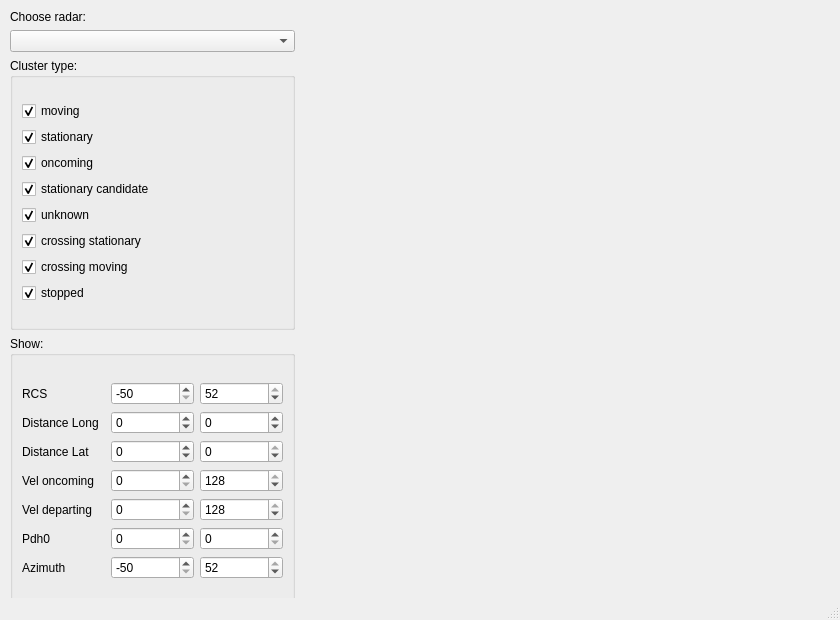
This is displaydata.ui in anatoltrush/RadarVisual as Qt 5 draws it before an edit. The edited form follows.
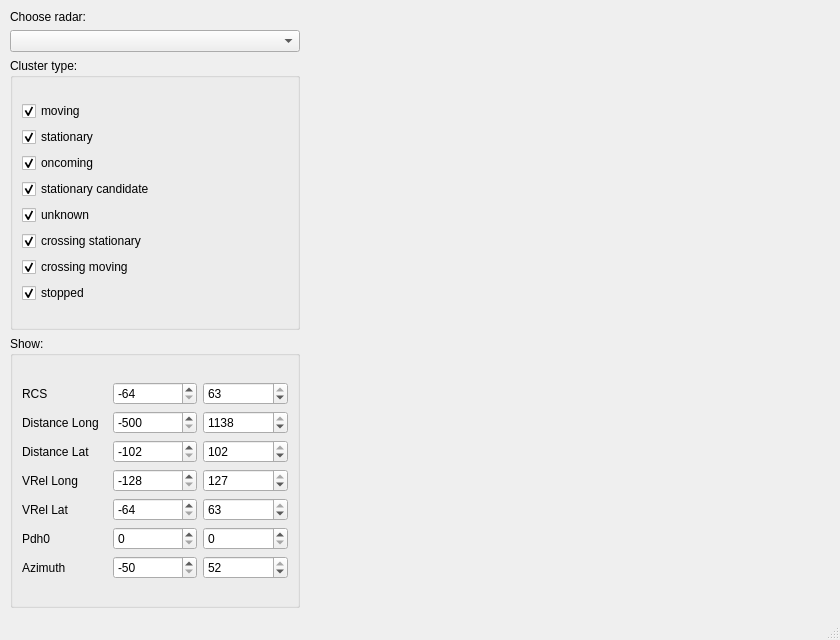
This is the edited form. Custom widgets are drawn as their Qt base class.

```diff
--- a/displaydata.ui
+++ b/displaydata.ui
@@ -7,7 +7,7 @@
     <x>0</x>
     <y>0</y>
     <width>840</width>
-    <height>620</height>
+    <height>640</height>
    </rect>
   </property>
   <property name="windowTitle">
@@ -29,7 +29,7 @@
      <rect>
       <x>10</x>
       <y>10</y>
-      <width>285</width>
+      <width>290</width>
       <height>598</height>
      </rect>
     </property>
@@ -159,31 +159,34 @@
          <layout class="QGridLayout" name="gridLayout">
           <item row="3" column="2">
            <widget class="QSpinBox" name="sBVelOnMax">
+            <property name="minimum">
+             <number>-128</number>
+            </property>
             <property name="maximum">
-             <number>128</number>
+             <number>127</number>
             </property>
             <property name="value">
-             <number>128</number>
+             <number>127</number>
             </property>
            </widget>
           </item>
           <item row="0" column="2">
            <widget class="QSpinBox" name="sBRcsMax">
             <property name="minimum">
-             <number>-50</number>
+             <number>-64</number>
             </property>
             <property name="maximum">
-             <number>52</number>
+             <number>63</number>
             </property>
             <property name="value">
-             <number>52</number>
+             <number>63</number>
             </property>
            </widget>
           </item>
           <item row="4" column="0">
            <widget class="QLabel" name="lDisplayVelDep">
             <property name="text">
-             <string>Vel departing</string>
+             <string>VRel Lat</string>
             </property>
            </widget>
           </item>
@@ -197,20 +200,26 @@
           <item row="2" column="1">
            <widget class="QSpinBox" name="sBDistMin">
             <property name="minimum">
-             <number>-99999</number>
+             <number>-102</number>
             </property>
             <property name="maximum">
-             <number>409</number>
+             <number>102</number>
+            </property>
+            <property name="value">
+             <number>-102</number>
             </property>
            </widget>
           </item>
           <item row="4" column="2">
            <widget class="QSpinBox" name="sBVelDepMax">
+            <property name="minimum">
+             <number>-64</number>
+            </property>
             <property name="maximum">
-             <number>128</number>
+             <number>63</number>
             </property>
             <property name="value">
-             <number>128</number>
+             <number>63</number>
             </property>
            </widget>
           </item>
@@ -222,8 +231,14 @@
               <verstretch>0</verstretch>
              </sizepolicy>
             </property>
+            <property name="minimum">
+             <number>-128</number>
+            </property>
             <property name="maximum">
-             <number>128</number>
+             <number>127</number>
+            </property>
+            <property name="value">
+             <number>-128</number>
             </property>
            </widget>
           </item>
@@ -236,8 +251,14 @@
           </item>
           <item row="4" column="1">
            <widget class="QSpinBox" name="sBVelDepMin">
+            <property name="minimum">
+             <number>-64</number>
+            </property>
             <property name="maximum">
-             <number>128</number>
+             <number>63</number>
+            </property>
+            <property name="value">
+             <number>-64</number>
             </property>
            </widget>
           </item>
@@ -251,7 +272,7 @@
           <item row="3" column="0">
            <widget class="QLabel" name="lDisplayVelOn">
             <property name="text">
-             <string>Vel oncoming</string>
+             <string>VRel Long</string>
             </property>
            </widget>
           </item>
@@ -287,13 +308,13 @@
           <item row="0" column="1">
            <widget class="QSpinBox" name="sBRcsMin">
             <property name="minimum">
-             <number>-50</number>
+             <number>-64</number>
             </property>
             <property name="maximum">
-             <number>52</number>
+             <number>63</number>
             </property>
             <property name="value">
-             <number>-50</number>
+             <number>-64</number>
             </property>
            </widget>
           </item>
@@ -310,13 +331,13 @@
           <item row="2" column="2">
            <widget class="QSpinBox" name="sBDistMax">
             <property name="minimum">
-             <number>-99999</number>
+             <number>-102</number>
             </property>
             <property name="maximum">
-             <number>0</number>
+             <number>102</number>
             </property>
             <property name="value">
-             <number>0</number>
+             <number>102</number>
             </property>
            </widget>
           </item>
@@ -330,17 +351,26 @@
           <item row="1" column="1">
            <widget class="QSpinBox" name="spinBox">
             <property name="minimum">
-             <number>-99999</number>
+             <number>-500</number>
             </property>
             <property name="maximum">
-             <number>99999</number>
+             <number>1138</number>
+            </property>
+            <property name="value">
+             <number>-500</number>
             </property>
            </widget>
           </item>
           <item row="1" column="2">
            <widget class="QSpinBox" name="spinBox_2">
             <property name="minimum">
-             <number>-99999</number>
+             <number>-500</number>
+            </property>
+            <property name="maximum">
+             <number>1138</number>
+            </property>
+            <property name="value">
+             <number>1138</number>
             </property>
            </widget>
           </item>
```
